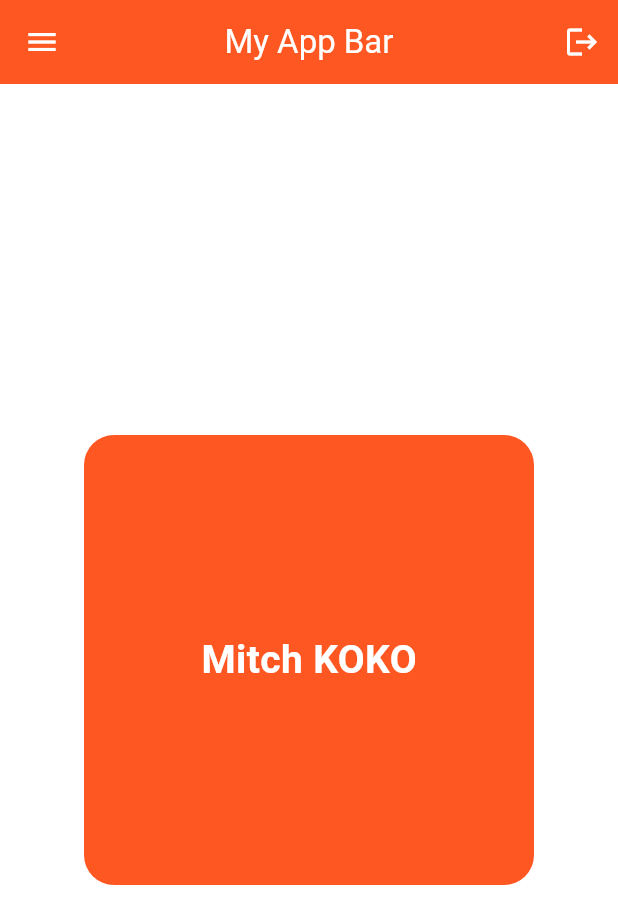
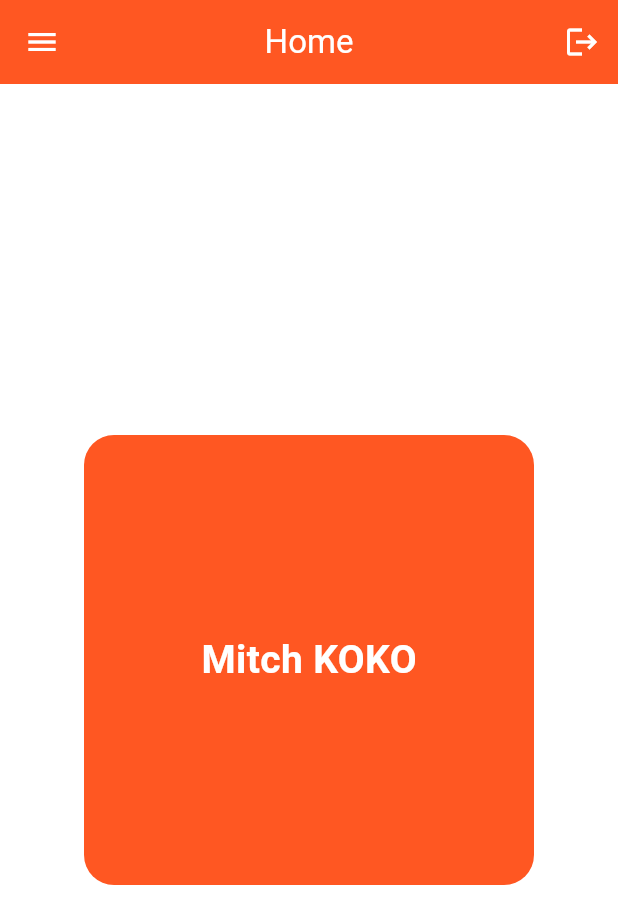
Before and after one commit to CharaD7/bas_flut, a Flutter app: the screen it shows after launch, on a phone screen of 412 x 824 dp. Shown: the top 924 px of the screen. Run offline on Flutter 3.47's test engine with Material 3 defaults, Android fonts, the light colour scheme and no system bars.

```diff
--- a/lib/main.dart
+++ b/lib/main.dart
@@ -27,7 +27,7 @@ class MyApp extends StatelessWidget {
         backgroundColor: Colors.white,
         appBar: AppBar(
           title: const Text(
-      'My App Bar',
+      'Home',
             style: TextStyle(
               color: Colors.white,
             ),
```
Also changed, not shown: lib/pages/about.dart (added, +10 -0 lines), lib/pages/services.dart (added, +10 -0 lines).
